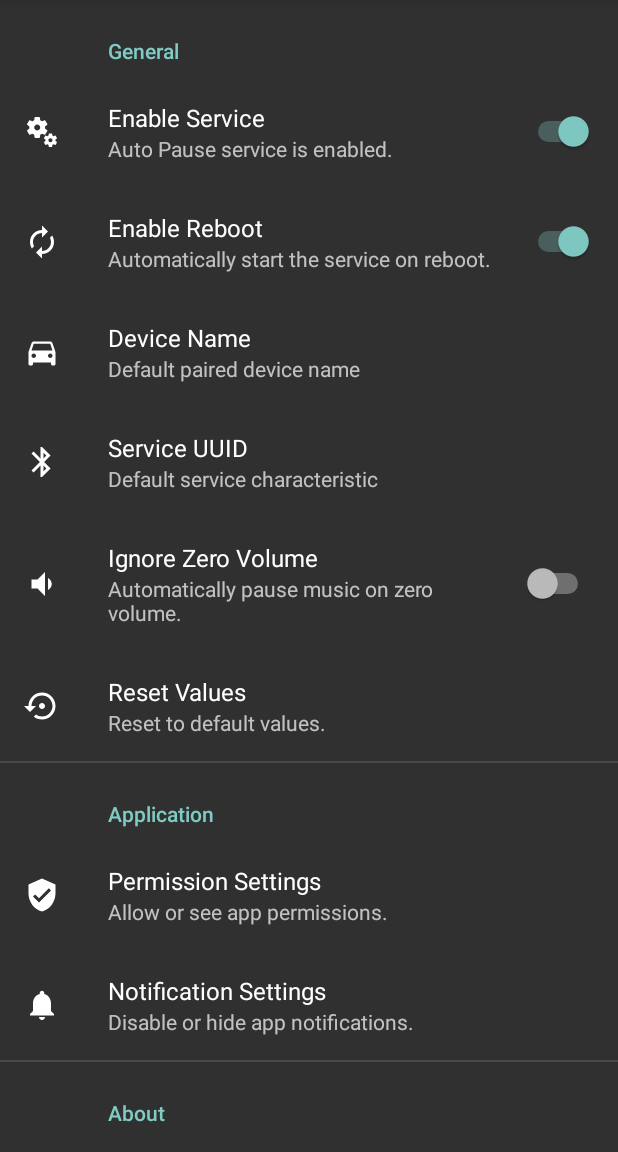
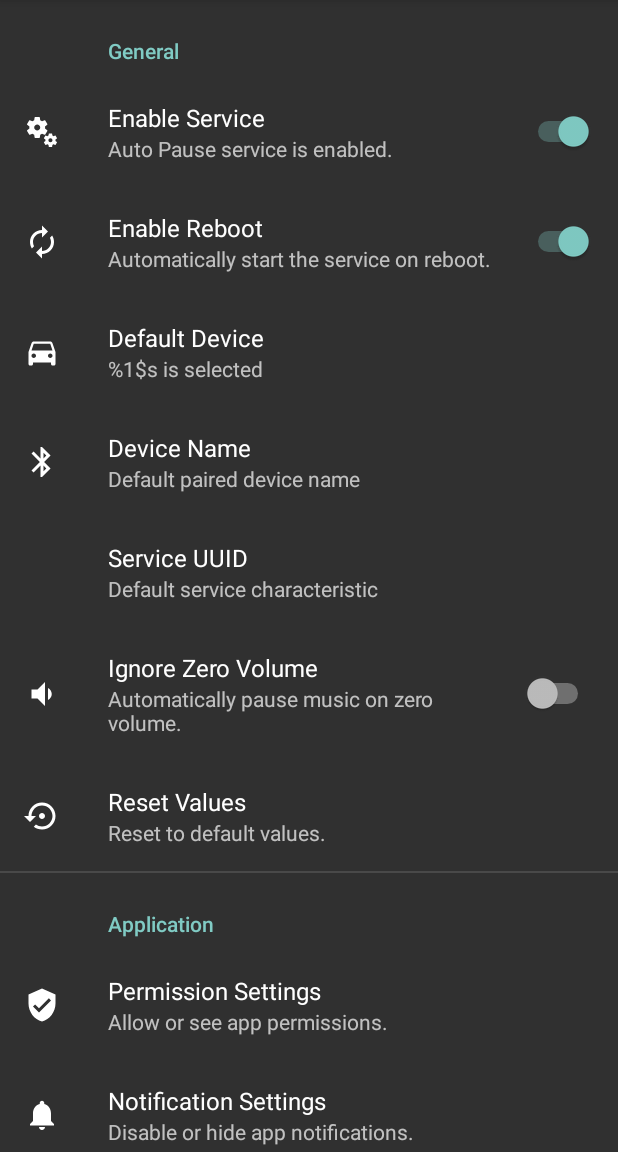
Before and after one commit to ganesh2shiv/Hyundai-Auto-Pause, an Android app: the screen it shows after launch (SettingActivity), on a phone screen of 412 x 824 dp, the part 84-1236 px from its top. Run offline under Robolectric (Android 15) with nearby library versions, the phone set to English and light mode, and no system bars; our stand-ins replace Dagger/Hilt's generated code, RxJava, Timber, androidx.preference; libraries missing offline, so code that uses them is left out: com.tbruyelle.rxpermissions2; 5 statements that could not run were skipped.

Commit message:
Add device selection and fix bugs

```diff
--- a/app/src/main/java/com/custom/app/data/PreferenceModule.kt
+++ b/app/src/main/java/com/custom/app/data/PreferenceModule.kt
@@ -25,14 +25,21 @@ class PreferenceModule {
     @Named(KEY_SERVICE_ENABLED)
     @Singleton
     fun provideServiceEnabled(prefs: SharedPreferences): BooleanPreference {
-        return BooleanPreference(prefs, KEY_SERVICE_ENABLED)
+        return BooleanPreference(prefs, KEY_SERVICE_ENABLED, true)
     }
 
     @Provides
     @Named(KEY_REBOOT_ENABLED)
     @Singleton
     fun provideRebootEnabled(prefs: SharedPreferences): BooleanPreference {
-        return BooleanPreference(prefs, KEY_REBOOT_ENABLED)
+        return BooleanPreference(prefs, KEY_REBOOT_ENABLED, true)
+    }
+
+    @Provides
+    @Named(KEY_DEFAULT_DEVICE)
+    @Singleton
+    fun provideDefaultDevice(prefs: SharedPreferences): StringPreference {
+        return StringPreference(prefs, KEY_DEFAULT_DEVICE, DeviceModel.i20.name)
     }
 
     @Provides
--- a/app/src/main/java/com/custom/app/service/AutoPauseService.kt
+++ b/app/src/main/java/com/custom/app/service/AutoPauseService.kt
@@ -67,6 +67,8 @@ class AutoPauseService : Service(), AudioPlaybackMonitor.Listener {
     override fun onCreate() {
         super.onCreate()
         Timber.d("Starting")
+
+        settings.setDeviceStatus(0)
 
         notifications.createChannels()
         playbackMonitor.addListener(this)
@@ -140,8 +142,8 @@ class AutoPauseService : Service(), AudioPlaybackMonitor.Listener {
     }
 
     private fun playPauseAudio(buffer: ByteArray?) {
+        Timber.d("Buffer: %s", buffer?.take(25)?.joinToString(", ", "[", "...]"))
         if (buffer != null && buffer.size > 5) {
-            Timber.d(buffer.take(25).joinToString(", ", "[", "...]"))
             val volume = buffer[5].toInt()
             Timber.d("Volume: ${volume/2}")
             if (volume in 0..90 && buffer[6].toInt() == 124) {
@@ -169,6 +171,7 @@ class AutoPauseService : Service(), AudioPlaybackMonitor.Listener {
     }
 
     private fun disconnect() {
+        settings.setDeviceStatus(0)
         bluetoothService.disconnect()
         Timber.d("Disconnect")
     }
--- a/app/src/main/java/com/custom/app/ui/setting/SettingManager.kt
+++ b/app/src/main/java/com/custom/app/ui/setting/SettingManager.kt
@@ -20,6 +20,7 @@ class SettingManager @Inject internal constructor(
     @Singleton @Named(KEY_IGNORE_VOLUME) private var ignoreVolumePref: BooleanPreference,
     @Singleton @Named(KEY_SERVICE_ENABLED) private var serviceEnabledPref: BooleanPreference,
     @Singleton @Named(KEY_REBOOT_ENABLED) private var rebootEnabledPref: BooleanPreference,
+    @Singleton @Named(KEY_DEFAULT_DEVICE) private var defaultDevicePref: StringPreference,
     @Singleton @Named(KEY_DEVICE_NAME) private var deviceNamePref: StringPreference,
     @Singleton @Named(KEY_UUID) private var uuIdPref: StringPreference
 ) : SharedPreferences.OnSharedPreferenceChangeListener {
@@ -87,6 +88,10 @@ class SettingManager @Inject internal constructor(
         rebootEnabledPref.set(status)
     }
 
+    fun defaultDevice(): String {
+        return defaultDevicePref.get()
+    }
+
     fun deviceName(): String {
         return deviceNamePref.get()
     }
@@ -106,6 +111,7 @@ class SettingManager @Inject internal constructor(
     fun clear() {
         serviceEnabledPref.delete()
         rebootEnabledPref.delete()
+        defaultDevicePref.delete()
         deviceStatusPref.delete()
         ignoreVolumePref.delete()
         deviceNamePref.delete()
--- a/app/src/main/java/com/custom/app/util/Constant.java
+++ b/app/src/main/java/com/custom/app/util/Constant.java
@@ -8,6 +8,7 @@ public class Constant {
     public static final String KEY_UUID = "uuid";
     public static final String KEY_DEVICE_NAME = "device_name";
     public static final String KEY_DEVICE_STATUS = "device_status";
+    public static final String KEY_DEFAULT_DEVICE = "default_device";
     public static final String KEY_SERVICE_ENABLED = "service_enabled";
     public static final String KEY_REBOOT_ENABLED = "reboot_enabled";
     public static final String KEY_PERMISSION = "permission";
--- /dev/null
+++ b/app/src/main/res/values/data.xml
@@ -0,0 +1,17 @@
+<resources>
+
+    <string-array name="pref_gen_default_device_entries">
+        <item>Hyundai i20</item>
+        <item>Hyundai i10</item>
+        <item>Hyundai Venue</item>
+        <item>Kia Sonet</item>
+    </string-array>
+
+    <string-array name="pref_gen_default_device_values">
+        <item>i20</item>
+        <item>i10</item>
+        <item>Venue</item>
+        <item>Sonet</item>
+    </string-array>
+
+</resources>
--- a/app/src/main/res/values/strings.xml
+++ b/app/src/main/res/values/strings.xml
@@ -1,7 +1,8 @@
 <resources>
+
     <string name="app_name">Hyundai Auto Pause</string>
 
-    <string name="default_device_name">i20</string>
+    <string name="default_device">i20</string>
     <string name="default_uuid">a99abcc6-5bc1-11e7-907b-a6006ad3dba0</string>
     <string name="msg_reset_default_confirm">Do you want to reset to default values?</string>
 
@@ -13,6 +14,8 @@
     <string name="pref_gen_enable_reboot">Enable Reboot</string>
     <string name="pref_gen_enable_reboot_on">Automatically start the service on reboot.</string>
     <string name="pref_gen_enable_reboot_off">Don\'t automatically start the service on reboot.</string>
+    <string name="pref_gen_default_device">Default Device</string>
+    <string name="pref_gen_default_device_desc">%1$s is selected</string>
     <string name="pref_gen_device_name">Device Name</string>
     <string name="pref_gen_device_name_desc">Default paired device name</string>
     <string name="pref_gen_uuid">Service UUID</string>
--- a/app/src/main/res/xml/preferences.xml
+++ b/app/src/main/res/xml/preferences.xml
@@ -18,16 +18,24 @@
             android:summaryOn="@string/pref_gen_enable_reboot_on"
             android:title="@string/pref_gen_enable_reboot" />
 
+        <DropDownPreference
+            android:defaultValue="@string/default_device"
+            android:entries="@array/pref_gen_default_device_entries"
+            android:entryValues="@array/pref_gen_default_device_values"
+            android:icon="@drawable/ic_vehicle"
+            android:key="default_device"
+            android:summary="@string/pref_gen_default_device_desc"
+            android:title="@string/pref_gen_default_device" />
+
         <EditTextPreference
-            android:defaultValue="@string/default_device_name"
-            android:icon="@drawable/ic_car"
+            android:defaultValue="@string/default_device"
+            android:icon="@drawable/ic_bluetooth"
             android:key="device_name"
             android:summary="@string/pref_gen_device_name_desc"
             android:title="@string/pref_gen_device_name" />
 
         <EditTextPreference
             android:defaultValue="@string/default_uuid"
-            android:icon="@drawable/ic_bluetooth"
             android:key="uuid"
             android:summary="@string/pref_gen_uuid_desc"
             android:title="@string/pref_gen_uuid" />
```
Also changed, not shown: app/src/main/java/com/custom/app/data/DeviceModel.kt (added, +23 -0 lines), app/src/main/java/com/custom/app/ui/setting/SettingFragment.kt (+28 -21 lines), app/src/main/res/drawable-anydpi/ic_vehicle.xml (renamed from app/src/main/res/drawable-anydpi/ic_car.xml).
